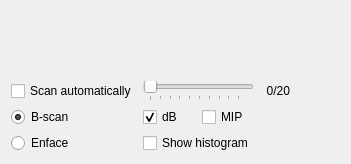
Above: src/main/ui/bscanplotter.ui from sstucker/PyImageOCT before the change. Below: the same form after it.
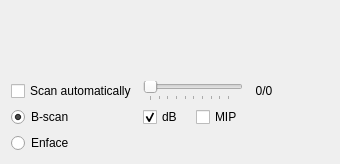
That is the form after the change.

Patch:
```diff
--- a/src/main/ui/bscanplotter.ui
+++ b/src/main/ui/bscanplotter.ui
@@ -126,17 +126,7 @@
       </size>
      </property>
      <property name="text">
-      <string>  0/20 </string>
-     </property>
-    </widget>
-   </item>
-   <item row="8" column="1" colspan="2">
-    <widget class="QCheckBox" name="histogramCheck">
-     <property name="toolTip">
-      <string>Adjust image levels with histogram interface</string>
-     </property>
-     <property name="text">
-      <string>Show histogram</string>
+      <string>  0/0  </string>
      </property>
     </widget>
    </item>
```
